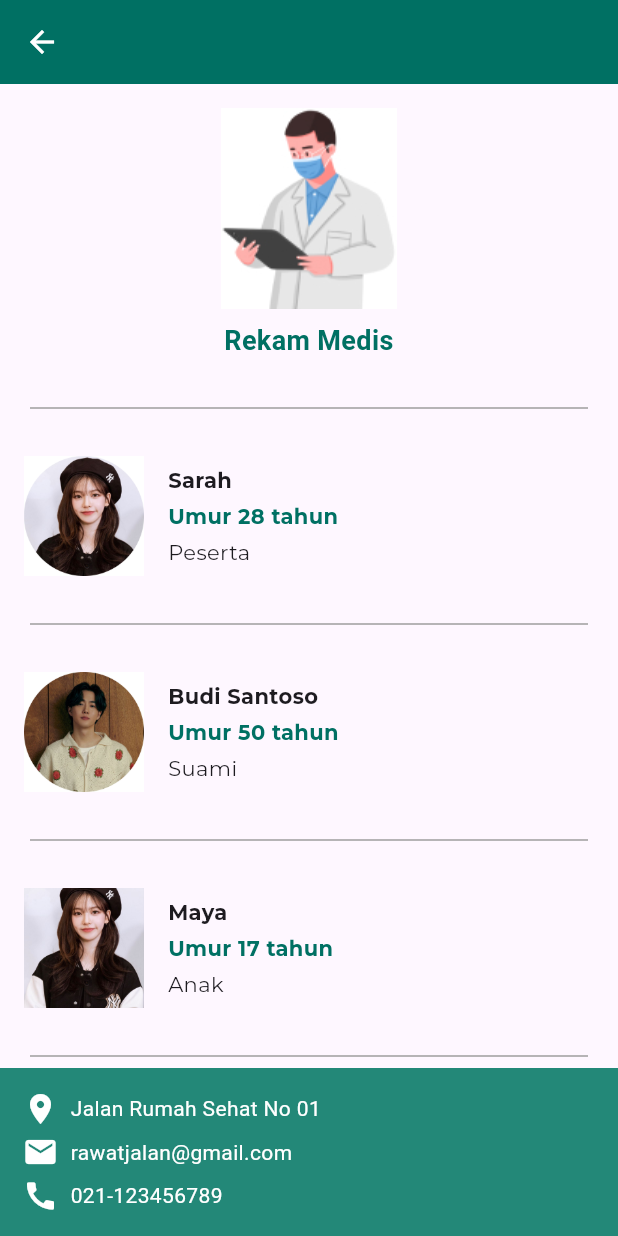
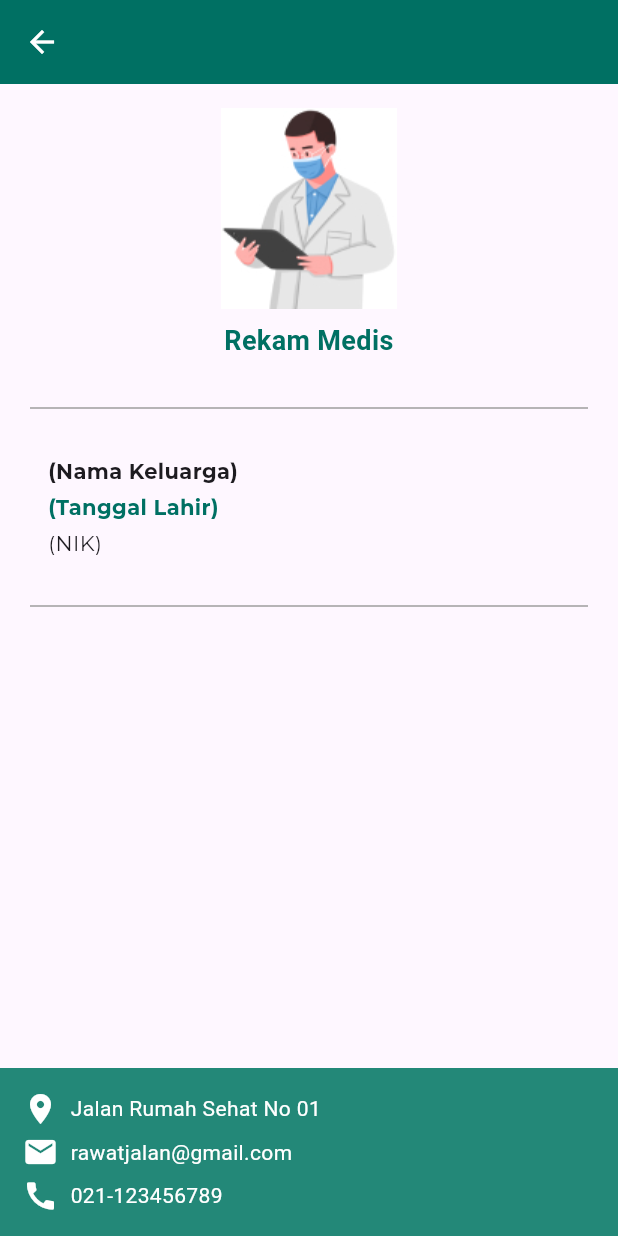
Before and after one commit to fhrza23/TubesProvis, a Flutter app: the RekamMedis screen opened directly, on a phone screen of 412 x 824 dp. Run offline on Flutter 3.47's test engine with Material 3 defaults, Android fonts, the phone set to English and light mode, and no system bars; our stand-ins replace carousel_slider, dots_indicator, flutter_rating_bar, google_fonts, shared_preferences; missing offline and left inert: flutter_popup; accounts and stored records are empty; Roboto replaces fonts that are missing (Montserrat-Bold).

Commit message:
model keluarga

```diff
--- /dev/null
+++ b/lib/models/keluarga_model.dart
@@ -0,0 +1,31 @@
+class Keluarga {
+  final int idKeluarga;
+  final int idUser;
+  final String nik;
+  final String namaKeluarga;
+  final String tglLahir;
+  final String createAtKeluarga;
+  final String updateAtKeluarga;
+
+  Keluarga({
+    required this.idKeluarga,
+    required this.idUser,
+    required this.nik,
+    required this.namaKeluarga,
+    required this.tglLahir,
+    required this.createAtKeluarga,
+    required this.updateAtKeluarga,
+  });
+
+  factory Keluarga.fromJson(Map<String, dynamic> json) {
+    return Keluarga(
+      idKeluarga: json['id_keluarga'] ?? 0,
+      idUser: json['id_user'] ?? 0,
+      nik: json['nik'] ?? '',
+      namaKeluarga: json['nama_keluarga'] ?? '',
+      tglLahir: json['tgl_lahir'] ?? '',
+      createAtKeluarga: json['create_at_keluarga'] ?? '',
+      updateAtKeluarga: json['update_at_keluarga'] ?? '',
+    );
+  }
+}
--- a/lib/rekam_medis_1.dart
+++ b/lib/rekam_medis_1.dart
@@ -52,15 +52,7 @@ class RekamMedis extends StatelessWidget {
             child: ListView(
               shrinkWrap: true,
               children: [
-                _buildPasien(context, 'Sarah', 'Umur 28 tahun', 'Peserta', 'images/Sarah.jpg'),
-                SizedBox(height: 8),
-                Divider(color: Colors.grey, indent: 20, endIndent: 20),
-                SizedBox(height: 8),
-                _buildPasien(context, 'Budi Santoso', 'Umur 50 tahun', 'Suami', 'images/Budi Santoso.jpg'),
-                SizedBox(height: 8),
-                Divider(color: Colors.grey, indent: 20, endIndent: 20),
-                SizedBox(height: 8),
-                _buildPasien(context, 'Maya', 'Umur 17 tahun', 'Anak', 'images/Maya.jpg'),
+                _buildPasien(context, '(Nama Keluarga)', '(Tanggal Lahir)', '(NIK)'),
                 SizedBox(height: 8),
                 Divider(color: Colors.grey, indent: 20, endIndent: 20),
               ],
@@ -72,7 +64,7 @@ class RekamMedis extends StatelessWidget {
     );
   }
 
-  Widget _buildPasien(BuildContext context, String name, String age, String participant, String imagePath) {
+  Widget _buildPasien(BuildContext context, String name, String age, String participant) {
     return Padding(
       padding: const EdgeInsets.all(16.0),
       child: GestureDetector(
@@ -80,17 +72,11 @@ class RekamMedis extends StatelessWidget {
           // Navigasi ke halaman rekam medis pasien yang sesuai
           Navigator.push(
             context,
-            MaterialPageRoute(builder: (context) => RekamMedisSarahPage()), // Ganti dengan halaman yang sesuai
+            MaterialPageRoute(builder: (context) => RekamMedisSarahPage()),
           );
         },
         child: Row(
           children: [
-            Image.asset(
-              imagePath,
-              width: 80,
-              height: 80,
-              fit: BoxFit.cover,
-            ),
             SizedBox(width: 16),
             Expanded(
               child: Column(
```
